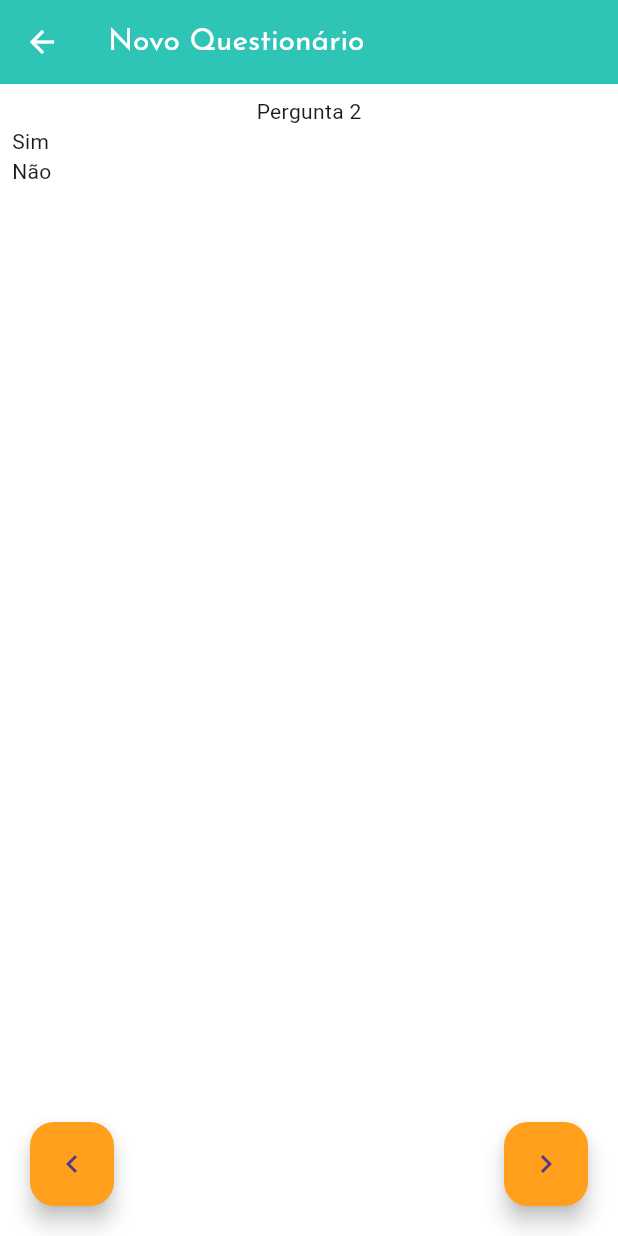
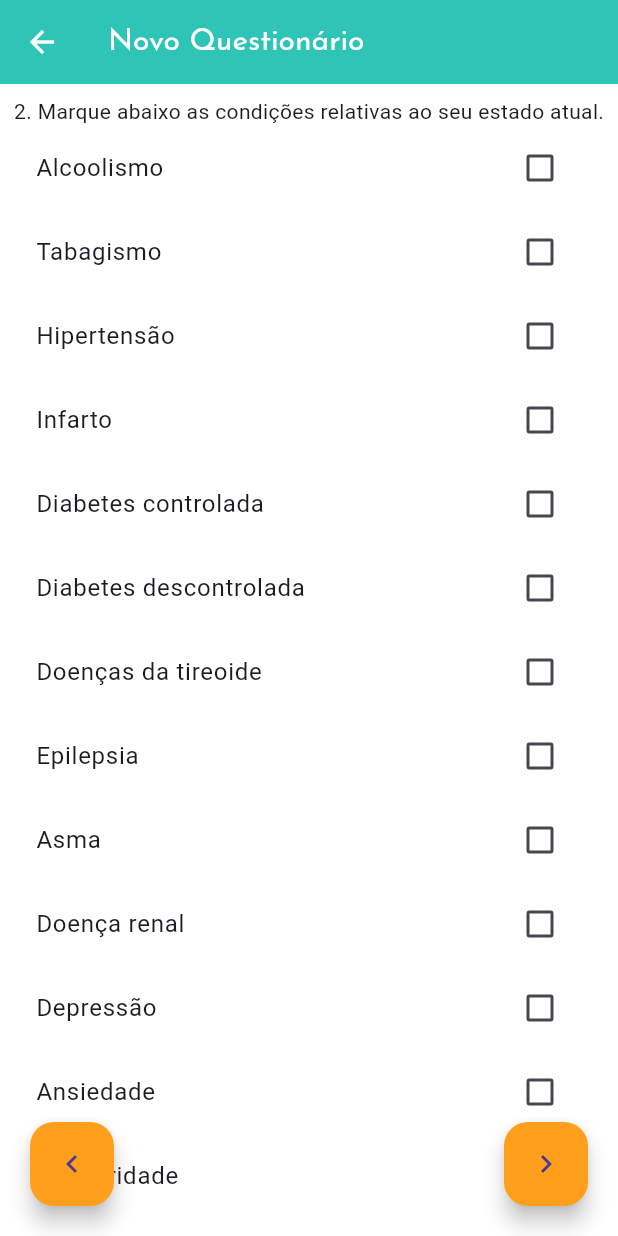
Before and after one commit to isadora-vieira-ramos/clini_dor, a Flutter app: the QuestionnairePage screen opened directly, after a tap on the "navigate next" icon, on a phone screen of 412 x 824 dp. Run offline on Flutter 3.47's test engine with Material 3 defaults, Android fonts, the phone set to English and light mode, and no system bars; our stand-ins replace go_router, google_fonts; missing offline and left inert: dart:ffi.

Commit message:
Update question page according to type

```diff
--- a/lib/models/question.dart
+++ b/lib/models/question.dart
@@ -1,6 +1,8 @@
+import 'package:clini_dor/models/question_type.dart';
+
 class Question {
   final String questionText;
   final List<String> answers;
-  final bool isMultipleChoice;
-  Question({required this.questionText, required this.answers, required this.isMultipleChoice});
+  final QuestionType questionType;
+  Question({required this.questionText, required this.answers, required this.questionType});
 }
--- a/lib/pages/question_page.dart
+++ b/lib/pages/question_page.dart
@@ -1,5 +1,7 @@
 import "package:clini_dor/models/question.dart";
+import "package:clini_dor/models/question_type.dart";
 import "package:flutter/material.dart";
+import "package:flutter/services.dart";
 
 class QuestionPage extends StatelessWidget {
   Question question;
@@ -18,7 +20,45 @@ class QuestionPage extends StatelessWidget {
             child: ListView.builder(
               itemCount: question.answers.length,
               itemBuilder: (context, index) {
-                return Text(question.answers[index]);
+                if(question.questionType == QuestionType.closed) {
+                  return (
+                    RadioListTile(
+                      value: false,
+                      groupValue: question.answers[index],
+                      onChanged: (newValue) {},
+                      title: Text(question.answers[index]),
+                    )
+                  );
+                }
+                if(question.questionType == QuestionType.multipleChoice){
+                  return (
+                    CheckboxListTile(
+                      value: false,
+                      onChanged: (newValue) {},
+                      title: Text(question.answers[index]),
+                    )
+                  );
+                }
+                if(question.questionType == QuestionType.open){
+                  return Padding(
+                    padding: const EdgeInsets.all(20.0),
+                    child: (
+                      TextField(
+                        keyboardType: TextInputType.number,
+                        inputFormatters: <TextInputFormatter>[
+                          FilteringTextInputFormatter.digitsOnly
+                        ],
+                        decoration: InputDecoration(
+                          border: const OutlineInputBorder(),
+                          labelText: question.answers[index],
+                        ),
+                      )
+                    ),
+                  );
+                }
+                if(question.questionType == QuestionType.clickMap){
+                  return Text(question.answers[index]);
+                }
               },
             ),
           )
--- a/lib/pages/questionnaire_page.dart
+++ b/lib/pages/questionnaire_page.dart
@@ -1,4 +1,5 @@
 import 'package:clini_dor/models/question.dart';
+import 'package:clini_dor/models/question_type.dart';
 import 'package:clini_dor/pages/question_page.dart';
 import 'package:google_fonts/google_fonts.dart';
 import 'package:flutter/material.dart';
@@ -14,11 +15,36 @@ class QuestionnairePage extends StatefulWidget {
 class _QuestionnairePageState extends State<QuestionnairePage> {
 
   final List<Question> _questions = [
-    Question(questionText: "Pergunta 1", answers: ["Sim", "Não"], isMultipleChoice: false),
-    Question(questionText: "Pergunta 2", answers: ["Sim", "Não"], isMultipleChoice: false)
+    Question(questionText: "1. Sua dor está presente há mais de três meses?", answers: ["Sim", "Não"], questionType: QuestionType.closed),
+    Question(questionText: "2. Marque abaixo as condições relativas ao seu estado atual.", answers: [
+      "Alcoolismo",
+      "Tabagismo",
+      "Hipertensão",
+      "Infarto",
+      "Diabetes controlada",
+      "Diabetes descontrolada",
+      "Doenças da tireoide",
+      "Epilepsia",
+      "Asma",
+      "Doença renal",
+      "Depressão",
+      "Ansiedade",
+      "Bipolaridade",
+      "Uso de antidepressivos"
+    ], questionType: QuestionType.multipleChoice),
+    Question(questionText: "3. Indique o medicamento utilizado e a frequência de uso da última semana. ", answers: [
+      "Antiinflamatório",
+      "Paracetamol",
+      "Dipirona",
+      "Opioide"
+      ], questionType: QuestionType.open),
+    Question(questionText: "4. Numero de dias que usa analgésicos por semana.", answers: [""], questionType: QuestionType.open),
+    Question(questionText: "5. Número de dias que usou corticóides no último mês para tratamento da dor.", answers: [""], questionType: QuestionType.open),
+    Question(questionText: "6. Na última semana, os medicamentos utilizados diminuíram quantos % o nível da dor?", answers: [""], questionType: QuestionType.open),
+    Question(questionText: "7. Utilizando os círculos na cor cinza distribuídos na figura abaixo, indique as áreas com dor de maior intensidade", answers: ["FRENTE", "COSTAS"], questionType: QuestionType.clickMap),
   ];
 
-  int _selectedIndex = 1;
+  int _selectedIndex = 0;
 
   void previousQuestion(){
     setState(() {
```
